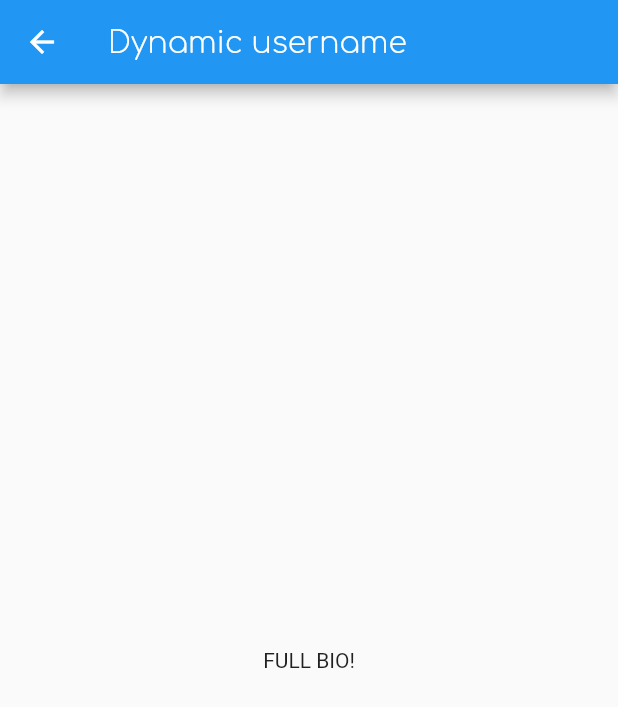
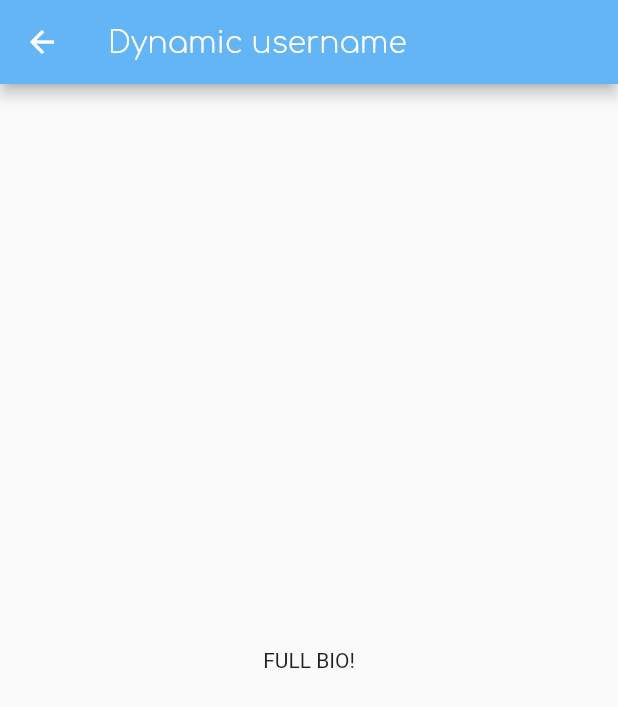
Before and after one commit to Health-Social/app_guru, a Flutter app: the screen it shows after launch, item 5 of the bottom bar chosen, after a tap on "FULL BIO", on a phone screen of 412 x 824 dp. Shown: the top 707 px of the screen. Run offline on Flutter 3.47's test engine with Material 2 defaults, Android fonts, the light colour scheme and no system bars; our stand-ins replace photo_view.

Commit message:
home page cards

```diff
--- a/lib/pages/home.dart
+++ b/lib/pages/home.dart
@@ -3,28 +3,114 @@ import 'package:flutter/cupertino.dart';
 
 import '../post types/image_post.dart';
 
-// import post displays
+
+// import packages
+import 'package:photo_view/photo_view.dart';
+
+
+// Import Widgets
+import '../post display/full post card/image.dart';
+
+// Import Post Types
+import './../post types/image_post.dart';
+import './../post types/video_post.dart';
+import './../post types/workout_post.dart';
+import './../post types/diet_post.dart';
+import './../post types/text_post.dart';
+
+// Import Post Display Cards
 import '../post display/home page card/image.dart';
+import '../post display/home page card/diet.dart';
+import '../post display/home page card/workout.dart';
 
 class HomePage extends StatefulWidget {
-  final List posts;
+  // final ImagePost _imagePost;
 
-  HomePage(this.posts);
+  final List<dynamic> _posts;
+
+  HomePage(this._posts);
+
+   createState() => _HomePageState();
+}
+
+
+
+ class _HomePageState extends State<HomePage> {
+
+  _navigateToFullPost(BuildContext context, int index) {
+    // navigate to full post page
+
+    if (widget._posts[index] is ImagePost) {
+      Navigator.push(context, MaterialPageRoute(builder: (BuildContext context) =>
+        ImagePostFull(widget._posts[index])
+      ));}
+
+    if (widget._posts[index] is TextPost) {
+      Navigator.push(context, MaterialPageRoute(builder: (BuildContext context) =>
+        null // text full page
+      ));}
+
+    if (widget._posts[index] is DietPost) {
+      Navigator.push(context, MaterialPageRoute(builder: (BuildContext context) =>
+        null // diet full page
+      ));}
+
+    if (widget._posts[index] is WorkoutPost) {
+      Navigator.push(context, MaterialPageRoute(builder: (BuildContext context) =>
+        null // Workout full page
+      ));}
+  }
+
+  Widget _postCard(BuildContext context, int index) {
+    // build the post card
+    return Card(
+      margin: const EdgeInsets.symmetric(vertical: 8, horizontal: 16),
+      child:  _postContainer(context, index),
+      elevation: 6.0,
+      shape: RoundedRectangleBorder(
+        borderRadius: BorderRadius.circular(12.0)
+      ),
+    );
+  }
+
+
+  Widget _postContainer(BuildContext context, int index) {
+    // return differnt types of posts
+    if (widget._posts[index] is ImagePost) {
+     return ImagePostHomePage(widget._posts[index]);
+    } else if (widget._posts[index]  is DietPost) {
+      return DietPostHomePage(widget._posts[index]);
+    } else if (widget._posts[index] is WorkoutPost) {
+      return WorkoutPostHomePage(widget._posts[index]);
+    } else {
+      return Text('other post');
+      // other post types
+    }
+  }
+
+  _postDisplay(BuildContext context, int index) {
+    // combine all posts types
+    return GestureDetector(
+      onTap: () {
+        _navigateToFullPost(context, index);
+      },
+      onDoubleTap: () {
+        // implement like post
+      },
+      child: _postCard(context, index),
+    );
+  }
+
+
 
   @override
-  _HomePageState createState() => _HomePageState();
-}
-
-class _HomePageState extends State<HomePage> {
-  @override
   Widget build(BuildContext context) {
+    // final build method
     return ListView.builder(
+      itemCount: widget._posts.length,
       itemBuilder: (BuildContext context, int index) {
-        if (widget.posts[index] is ImagePost) {
-          return ImagePostDisplay(widget.posts[index]);
-        }
-        return null;
+        return _postDisplay(context, index);
       },
     );
-    }
   }
+}
--- a/lib/pages/profile pages/full_bio.dart
+++ b/lib/pages/profile pages/full_bio.dart
@@ -12,7 +12,7 @@ class FullBioPageState extends State<FullBioPage> {
   Widget build(BuildContext context) {
     return Scaffold(
       appBar: AppBar(
-          backgroundColor: Colors.blue,
+          backgroundColor: Colors.blue[300],
           title: Text('Dynamic username',
               style: TextStyle(fontFamily: 'Comfortaa', fontSize: 20.0))),
       body: Center(
--- a/lib/pages/profile pages/profile.dart
+++ b/lib/pages/profile pages/profile.dart
@@ -61,23 +61,6 @@ class _ProfilePageState extends State<ProfilePage> {
     );
   }
 
-  Widget _buttonFilterRow() {
-    // row of buttons to filter for the types of posts
-    return Column(
-      children: <Widget>[
-        Row(children: <Widget>[
-          Expanded(child: Icon(Icons.all_inclusive, size: 30)),
-          Divider(),
-          Expanded(child: Icon(Icons.terrain, size: 30)),
-          Divider(),
-          Expanded(child: Icon(Icons.hdr_strong, size: 30)),
-          Divider(),
-          Expanded(child: Icon(Icons.import_contacts, size: 30)),
-        ]),
-        Divider()
-      ],
-    );
-  }
 
   Widget _userStats() {
     // the numbers & text of followers/following/posts
@@ -124,6 +107,41 @@ class _ProfilePageState extends State<ProfilePage> {
     );
   }
 
+    Widget _buttonFilterRow() {
+    // row of buttons to filter for the types of posts
+    return Column(
+      children: <Widget>[
+        Row(children: <Widget>[
+          Expanded(child:
+          GestureDetector(
+            onTap: () {},
+            child: Icon(Icons.all_inclusive, size: 30),
+          )),
+          Divider(),
+          Expanded(child:
+          GestureDetector(
+            onTap: () {},
+            child: Icon(Icons.terrain, size: 30),
+          )),
+          Divider(),
+          Expanded(child:
+          GestureDetector(
+            onTap: () {},
+            child: Icon(Icons.hdr_strong, size: 30),
+          )),
+          Divider(),
+          Expanded(child:
+          GestureDetector(
+            onTap: () {},
+            child: Icon(Icons.import_contacts, size: 30),
+          )),
+        ]),
+        Divider(color: Colors.grey)
+      ],
+    );
+  }
+
+
   @override
   Widget build(BuildContext context) {
     return ListView(children: <Widget>[
@@ -158,7 +176,7 @@ class _ProfilePageState extends State<ProfilePage> {
           Container(child: _fullBioButton())
         ],
       ), // storing some of the same info twice, better to pull info (like profile picture) to post than to store it in a post. That way it also dynamically updates
-      Divider(),
+      Divider(color: Colors.grey),
       _buttonFilterRow(),
     ]);
   }
--- a/lib/post display/home page card/diet.dart
+++ b/lib/post display/home page card/diet.dart
@@ -0,0 +1,61 @@
+import 'package:flutter/material.dart';
+
+// Import Post Types
+import '../../post types/diet_post.dart';
+
+// Import Widgets
+import '../../widgets/post_elements/post_title.dart';
+import '../../widgets/post_elements/profile_pic_circle.dart';
+import '../../widgets/post_elements/diet_post_badge.dart';
+
+class DietPostHomePage extends StatelessWidget {
+  final DietPost _post;
+
+  DietPostHomePage(this._post);
+
+  @override
+  Widget build(BuildContext context) {
+    return Column(
+      children: <Widget>[
+        Stack(
+          children: <Widget>[
+            Container(
+                // Image
+                child: Image.asset(_post.imageUrl),
+                decoration: BoxDecoration(
+                    border: Border.all(color: Colors.white, width: 1.5))),
+            Container(
+                // Profile Picture
+                alignment: Alignment.topLeft,
+                child: ProfilePicCircle(_post.userDetails.userProfilePicture)),
+            Container(
+                // title
+                margin: EdgeInsets.only(top: 15.0, right: 15.0),
+                alignment: Alignment.topRight,
+                child: PostTitle(_post.title)),
+            Positioned(
+                // Badge
+                bottom: 5,
+                right: 15,
+                child: RecipeBadge()),
+          ],
+        ),
+        SizedBox(height: 15),
+        Container(
+          height: 50,
+          child: Row(
+            mainAxisAlignment: MainAxisAlignment.center,
+            children: <Widget>[
+          RecipeBadgeCake(),
+          SizedBox(width: 30),
+          RecipeBadgeFastfood(),
+          SizedBox(width: 30),
+          RecipeBadgeLocalDining(),
+        ],
+        ),
+        ),
+
+      ],
+    );
+  }
+}
--- a/lib/post display/home page card/image.dart
+++ b/lib/post display/home page card/image.dart
@@ -1,65 +1,45 @@
-// import packages
 import 'package:flutter/material.dart';
-import 'package:photo_view/photo_view.dart';
 
 import '../../post types/image_post.dart';
-import '../full post card/image.dart';
+
+// widgets
 import '../../widgets/post_elements/post_title.dart';
+import '../../widgets/post_elements/post_description.dart';
 import '../../widgets/post_elements/profile_pic_circle.dart';
-import '../../widgets/post_elements/post_description.dart';
 
-class ImagePostDisplay extends StatelessWidget {
-  final ImagePost _imagePost;
+class ImagePostHomePage extends StatelessWidget {
+  final ImagePost _post;
 
-  ImagePostDisplay(this._imagePost);
+  ImagePostHomePage(this._post);
 
   @override
   Widget build(BuildContext context) {
-    return GestureDetector(
-        onTap: () {
-          Navigator.push(
-              context,
-              MaterialPageRoute(
-                  builder: (BuildContext context) => ImagePostFull(_imagePost)));
-        },
-        onDoubleTap: () {
-          // like post code
-        },
-        child: Container(
+    return Container(
         child: Column(
       children: <Widget>[
         Stack(
           children: <Widget>[
-                AspectRatio(
+            Container(
               // Image
-                  aspectRatio: 487 / 451,
-                  child: Container(
-                    height: 300,
+              child: Image.asset(_post.imageUrl),
               decoration: BoxDecoration(
-                        image: DecorationImage(
-                      fit: BoxFit.fitWidth,
-                      alignment: FractionalOffset.center,
-                      image: AssetImage(_imagePost.imageUrl),
-                    )),
-                  ),
+                  border: Border.all(color: Colors.white, width: 1.5)),
             ),
             Container(
                 // Profile Picture
                 alignment: Alignment.topLeft,
-                    child: ProfilePicCircle(_imagePost.userProfilePicture)),
+                child: ProfilePicCircle(_post.userProfilePicture)),
             Container(
                 // title
                 margin: EdgeInsets.only(top: 15.0, right: 15.0),
                 alignment: Alignment.topRight,
-                    child: PostTitle(_imagePost.title)),
+                child: PostTitle(_post.title)),
           ],
         ),
         Container(
             // text description
-                height: 1.0,
-                alignment: FractionalOffset.topCenter,
-                child: PostDescription(_imagePost.description)),
+            child: PostDescription(_post.description)),
       ],
-        )));
+    ));
   }
 }
--- a/lib/post display/home page card/workout.dart
+++ b/lib/post display/home page card/workout.dart
@@ -0,0 +1,64 @@
+import 'package:flutter/material.dart';
+
+// Import Post Types
+import '../../post types/workout_post.dart';
+
+// Import Widgets
+import '../../widgets/post_elements/post_title.dart';
+import '../../widgets/post_elements/profile_pic_circle.dart';
+import '../../widgets/post_elements/workout_post_badges.dart';
+
+// DESCRIPTION:
+// Workout Post Card
+
+class WorkoutPostHomePage extends StatelessWidget {
+  final WorkoutPost _post;
+
+  WorkoutPostHomePage(this._post);
+
+  @override
+  Widget build(BuildContext context) {
+    return Column(
+      children: <Widget>[
+        Stack(
+          children: <Widget>[
+            Container(
+                // Image
+                child: Image.asset(_post.imageUrl),
+                decoration: BoxDecoration(
+                    border: Border.all(color: Colors.white, width: 1.5))),
+            Container(
+                // Profile Picture
+                alignment: Alignment.topLeft,
+                child: ProfilePicCircle(_post.userDetails.userProfilePicture)),
+            Container(
+                // title
+                margin: EdgeInsets.only(top: 15.0, right: 15.0),
+                alignment: Alignment.topRight,
+                child: PostTitle(_post.title)),
+            Positioned(
+                // Badge
+                bottom: 5,
+                right: 15,
+                child: WorkoutBadge()),
+          ],
+        ),
+        SizedBox(height: 15),
+        Container(
+          height: 50,
+          child: Row(
+            mainAxisAlignment: MainAxisAlignment.center,
+            children: <Widget>[
+          WorkoutBadge1(),
+          SizedBox(width: 30),
+          WorkoutBadge2(),
+          SizedBox(width: 30),
+          WorkoutBadge3(),
+        ],
+        ),
+        ),
+
+      ],
+    );
+  }
+}
--- /dev/null
+++ b/lib/widgets/post_elements/diet_post_badge.dart
@@ -0,0 +1,73 @@
+import 'package:flutter/material.dart';
+
+// Recipe 'R' Badge
+
+class RecipeBadge extends StatelessWidget {
+  @override
+  Widget build(BuildContext context) {
+    return Container(
+      height: 40,
+      width: 65,
+      child: Center(child: Text('recipe', style: TextStyle(fontWeight: FontWeight.w700, color: Colors.green ))),
+      decoration: BoxDecoration(
+        border: Border.all(width: 3.5, color: Colors.green),
+        borderRadius: BorderRadius.circular(20.0),
+        color: Color(0xFFCCFF90)
+      )
+      );
+  }
+}
+
+// Recipe Tags
+
+class RecipeBadgeCake extends StatelessWidget {
+  // Cake Tag
+  @override
+  Widget build(BuildContext context) {
+    return Container(
+      height: 37,
+      width: 37,
+      child: Center(child: Icon(Icons.cake, color: Colors.teal[200])),
+      decoration: BoxDecoration(
+        border: Border.all(width: 3, color: Colors.teal[200]),
+        borderRadius: BorderRadius.circular(20.0),
+        color: Colors.teal[50]
+      )
+      );
+  }
+}
+
+
+class RecipeBadgeFastfood extends StatelessWidget {
+  // Fastfood  Tag
+  @override
+  Widget build(BuildContext context) {
+    return Container(
+      height: 37,
+      width: 37,
+      child: Center(child: Icon(Icons.fastfood, color: Colors.teal[200])),
+      decoration: BoxDecoration(
+        border: Border.all(width: 3, color: Colors.teal[200]),
+        borderRadius: BorderRadius.circular(20.0),
+        color: Colors.teal[50]
+      )
+      );
+  }
+}
+
+class RecipeBadgeLocalDining extends StatelessWidget {
+  // Local Dining Tag
+  @override
+  Widget build(BuildContext context) {
+    return Container(
+      height: 37,
+      width: 37,
+      child: Center(child: Icon(Icons.local_dining, color: Colors.teal[200])),
+      decoration: BoxDecoration(
+        border: Border.all(width: 3, color: Colors.teal[200]),
+        borderRadius: BorderRadius.circular(20.0),
+        color: Colors.teal[50]
+      )
+      );
+  }
+}
--- a/lib/widgets/post_elements/post_description.dart
+++ b/lib/widgets/post_elements/post_description.dart
@@ -16,9 +16,9 @@ class PostDescriptionState extends State<PostDescription> {
   bool _fullPost = false;
 
   String _longDescription() {
-    if (widget.description.length > 120) {
+    if (widget.description.length > 70) {
       if (_fullPost == false) {
-        return widget.description.substring(0, 120) + ' ... (more)';
+        return widget.description.substring(0, 70) + ' ... (more)';
       } else {
         return widget.description;
       }
--- a/lib/widgets/post_elements/post_title.dart
+++ b/lib/widgets/post_elements/post_title.dart
@@ -10,7 +10,7 @@ class PostTitle extends StatelessWidget {
     return Container(
       padding: EdgeInsets.symmetric(vertical: 5, horizontal: 8),
       decoration: BoxDecoration(
-        color: Colors.white12,
+        color: Colors.white54,
         border: Border.all(color: Colors.black, width: 0.8),
         borderRadius: BorderRadius.circular(7.0)
       ),
--- /dev/null
+++ b/lib/widgets/post_elements/workout_post_badges.dart
@@ -0,0 +1,73 @@
+import 'package:flutter/material.dart';
+
+// Recipe 'R' Badge
+
+class WorkoutBadge extends StatelessWidget {
+  @override
+  Widget build(BuildContext context) {
+    return Container(
+      height: 40,
+      width: 65,
+      child: Center(child: Text('workout', style: TextStyle(fontWeight: FontWeight.w700, color: Colors.lightBlue[800] ))),
+      decoration: BoxDecoration(
+        border: Border.all(width: 3.5, color: Colors.lightBlue[800]),
+        borderRadius: BorderRadius.circular(20.0),
+        color: Colors.lightBlue[200]
+      )
+      );
+  }
+}
+
+// Recipe Tags
+
+class WorkoutBadge1 extends StatelessWidget {
+  //
+  @override
+  Widget build(BuildContext context) {
+    return Container(
+      height: 37,
+      width: 37,
+      child: Center(child: Icon(Icons.fitness_center)),
+      decoration: BoxDecoration(
+        border: Border.all(width: 3, color: Colors.grey[600]),
+        borderRadius: BorderRadius.circular(20.0),
+        color: Colors.grey[300]
+      )
+      );
+  }
+}
+
+
+class WorkoutBadge2 extends StatelessWidget {
+  // Fastfood  Tag
+  @override
+  Widget build(BuildContext context) {
+    return Container(
+      height: 37,
+      width: 37,
+      child: Center(child: Icon(Icons.fingerprint)),
+      decoration: BoxDecoration(
+        border: Border.all(width: 3, color: Colors.grey[600]),
+        borderRadius: BorderRadius.circular(20.0),
+        color: Colors.grey[300]
+      )
+      );
+  }
+}
+
+class WorkoutBadge3 extends StatelessWidget {
+  // Local Dining Tag
+  @override
+  Widget build(BuildContext context) {
+    return Container(
+      height: 37,
+      width: 37,
+      child: Center(child: Icon(Icons.flash_on)),
+      decoration: BoxDecoration(
+        border: Border.all(width: 3, color: Colors.grey[600]),
+        borderRadius: BorderRadius.circular(20.0),
+        color: Colors.grey[300]
+      )
+      );
+  }
+}
```
Also changed, not shown: lib/main.dart (+10 -15 lines), lib/post types/diet_post.dart (+4 -10 lines), lib/post types/workout_post.dart (+4 -10 lines). Lines whose indentation alone changed are shown as unchanged.
